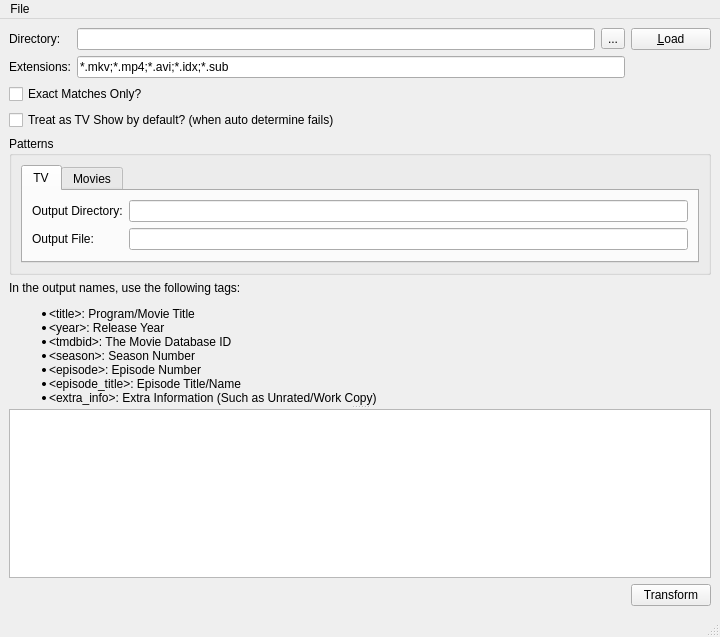
towel42-com/MediaManager, file MainWindow/MainWindow.ui: the form before one commit.
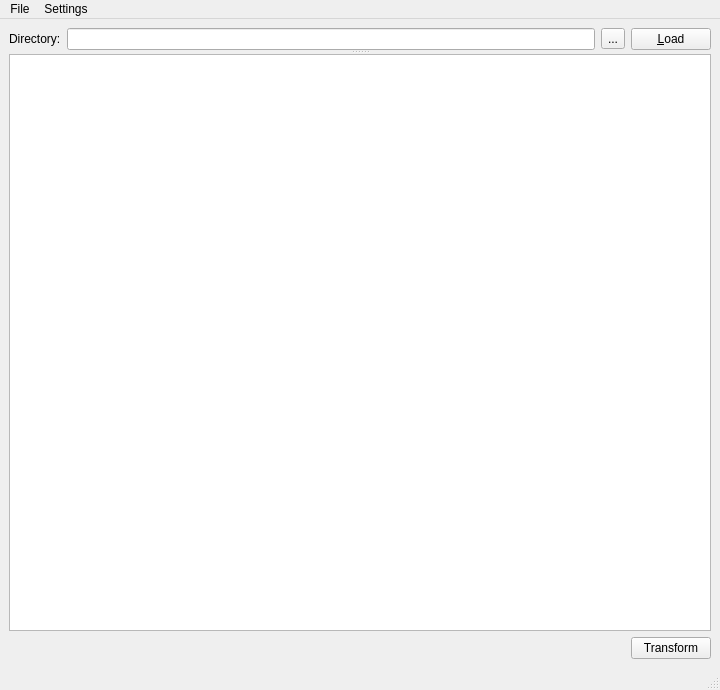
The form after the commit. Icons and pictures are not drawn. Custom widgets are drawn as their Qt base class.

Commit message: Split of preferences

What changed in the file:
```diff
--- a/MainWindow/MainWindow.ui
+++ b/MainWindow/MainWindow.ui
@@ -7,7 +7,7 @@
     <x>0</x>
     <y>0</y>
     <width>720</width>
-    <height>637</height>
+    <height>690</height>
    </rect>
   </property>
   <property name="windowTitle">
@@ -18,171 +18,32 @@
     <normaloff>:/resources/open.png</normaloff>:/resources/open.png</iconset>
   </property>
   <widget class="QWidget" name="centralwidget">
-   <layout class="QVBoxLayout" name="verticalLayout_2">
-    <item>
+   <layout class="QGridLayout" name="gridLayout">
+    <item row="0" column="0" colspan="2">
      <widget class="QSplitter" name="splitter">
       <property name="orientation">
        <enum>Qt::Vertical</enum>
       </property>
-      <widget class="QWidget" name="layoutWidget">
-       <layout class="QGridLayout" name="gridLayout">
-        <item row="2" column="0" colspan="3">
-         <widget class="QCheckBox" name="exactMatchesOnly">
-          <property name="text">
-           <string>Exact Matches Only?</string>
-          </property>
-         </widget>
-        </item>
-        <item row="4" column="0" colspan="4">
-         <widget class="QGroupBox" name="groupBox">
-          <property name="title">
-           <string>Patterns</string>
-          </property>
-          <layout class="QVBoxLayout" name="verticalLayout">
-           <item>
-            <widget class="QTabWidget" name="tabWidget">
-             <property name="currentIndex">
-              <number>0</number>
-             </property>
-             <widget class="QWidget" name="tvPatternsPage">
-              <attribute name="title">
-               <string>TV</string>
-              </attribute>
-              <layout class="QGridLayout" name="gridLayout_2">
-               <item row="1" column="0">
-                <widget class="QLabel" name="label_6">
-                 <property name="text">
-                  <string>Output File:</string>
-                 </property>
-                </widget>
-               </item>
-               <item row="1" column="2">
-                <widget class="CDelayLineEdit" name="tvOutFilePattern"/>
-               </item>
-               <item row="0" column="0" colspan="2">
-                <widget class="QLabel" name="label_10">
-                 <property name="text">
-                  <string>Output Directory:</string>
-                 </property>
-                </widget>
-               </item>
-               <item row="0" column="2">
-                <widget class="CDelayLineEdit" name="tvOutDirPattern">
-                 <property name="sizePolicy">
-                  <sizepolicy hsizetype="Expanding" vsizetype="Fixed">
-                   <horstretch>0</horstretch>
-                   <verstretch>0</verstretch>
-                  </sizepolicy>
-                 </property>
-                 <property name="text">
-                  <string/>
-                 </property>
-                </widget>
-               </item>
-               <item row="2" column="0">
-                <spacer name="verticalSpacer">
-                 <property name="orientation">
-                  <enum>Qt::Vertical</enum>
-                 </property>
-                 <property name="sizeType">
-                  <enum>QSizePolicy::Fixed</enum>
-                 </property>
-                 <property name="sizeHint" stdset="0">
-                  <size>
-                   <width>20</width>
-                   <height>0</height>
-                  </size>
-                 </property>
-                </spacer>
-               </item>
-              </layout>
-             </widget>
-             <widget class="QWidget" name="moviePatternsPage">
-              <attribute name="title">
-               <string>Movies</string>
-              </attribute>
-              <layout class="QGridLayout" name="gridLayout_3">
-               <item row="1" column="1">
-                <widget class="CDelayLineEdit" name="movieOutFilePattern"/>
-               </item>
-               <item row="1" column="0">
-                <widget class="QLabel" name="label_7">
-                 <property name="text">
-                  <string>Output File:</string>
-                 </property>
-                </widget>
-               </item>
-               <item row="0" column="1">
-                <widget class="CDelayLineEdit" name="movieOutDirPattern">
-                 <property name="sizePolicy">
-                  <sizepolicy hsizetype="Expanding" vsizetype="Fixed">
-                   <horstretch>0</horstretch>
-                   <verstretch>0</verstretch>
-                  </sizepolicy>
-                 </property>
-                 <property name="text">
-                  <string/>
-                 </property>
-                </widget>
-               </item>
-               <item row="0" column="0">
-                <widget class="QLabel" name="label_9">
-                 <property name="text">
-                  <string>Output Directory:</string>
-                 </property>
-                </widget>
-               </item>
-               <item row="2" column="0">
-                <spacer name="verticalSpacer_2">
-                 <property name="orientation">
-                  <enum>Qt::Vertical</enum>
-                 </property>
-                 <property name="sizeType">
-                  <enum>QSizePolicy::Fixed</enum>
-                 </property>
-                 <property name="sizeHint" stdset="0">
-                  <size>
-                   <width>20</width>
-                   <height>0</height>
-                  </size>
-                 </property>
-                </spacer>
-               </item>
-              </layout>
-             </widget>
-            </widget>
-           </item>
-          </layout>
-         </widget>
-        </item>
-        <item row="1" column="0">
-         <widget class="QLabel" name="label_5">
-          <property name="text">
-           <string>Extensions:</string>
-          </property>
-         </widget>
-        </item>
-        <item row="1" column="1" colspan="2">
-         <widget class="CDelayLineEdit" name="extensions">
-          <property name="sizePolicy">
-           <sizepolicy hsizetype="Expanding" vsizetype="Fixed">
-            <horstretch>0</horstretch>
-            <verstretch>0</verstretch>
-           </sizepolicy>
-          </property>
-          <property name="text">
-           <string>*.mkv;*.mp4;*.avi;*.idx;*.sub</string>
-          </property>
-         </widget>
-        </item>
-        <item row="0" column="0">
+      <widget class="QWidget" name="">
+       <layout class="QHBoxLayout" name="horizontalLayout_2">
+        <item>
          <widget class="QLabel" name="label">
           <property name="text">
            <string>Directory:</string>
           </property>
          </widget>
         </item>
-        <item row="0" column="2">
+        <item>
+         <widget class="CDelayLineEdit" name="directory">
+          <property name="sizePolicy">
+           <sizepolicy hsizetype="Expanding" vsizetype="Fixed">
+            <horstretch>0</horstretch>
+            <verstretch>0</verstretch>
+           </sizepolicy>
+          </property>
+         </widget>
+        </item>
+        <item>
          <widget class="QToolButton" name="btnSelectDir">
           <property name="text">
            <string>...</string>
@@ -193,34 +54,7 @@
           </property>
          </widget>
         </item>
-        <item row="6" column="0" colspan="4">
-         <widget class="QLabel" name="label_3">
-          <property name="text">
-           <string>&lt;html&gt;&lt;head/&gt;&lt;body&gt;&lt;p&gt;In the output names, use the following tags:&lt;/p&gt;&lt;ul style=&quot;margin-top: 0px; margin-bottom: 0px; margin-left: 0px; margin-right: 0px; -qt-list-indent: 1;&quot;&gt;&lt;li style=&quot; margin-top:12px; margin-bottom:0px; margin-left:0px; margin-right:0px; -qt-block-indent:0; text-indent:0px;&quot;&gt;&amp;lt;title&amp;gt;: Program/Movie Title&lt;/li&gt;&lt;li style=&quot; margin-top:0px; margin-bottom:0px; margin-left:0px; margin-right:0px; -qt-block-indent:0; text-indent:0px;&quot;&gt;&amp;lt;year&amp;gt;: Release Year&lt;/li&gt;&lt;li style=&quot; margin-top:0px; margin-bottom:0px; margin-left:0px; margin-right:0px; -qt-block-indent:0; text-indent:0px;&quot;&gt;&amp;lt;tmdbid&amp;gt;: The Movie Database ID&lt;/li&gt;&lt;li style=&quot; margin-top:0px; margin-bottom:0px; margin-left:0px; margin-right:0px; -qt-block-indent:0; text-indent:0px;&quot;&gt;&amp;lt;season&amp;gt;: Season Number&lt;/li&gt;&lt;li style=&quot; margin-top:0px; margin-bottom:0px; margin-left:0px; margin-right:0px; -qt-block-indent:0; text-indent:0px;&quot;&gt;&amp;lt;episode&amp;gt;: Episode Number&lt;/li&gt;&lt;li style=&quot; margin-top:0px; margin-bottom:0px; margin-left:0px; margin-right:0px; -qt-block-indent:0; text-indent:0px;&quot;&gt;&amp;lt;episode_title&amp;gt;: Episode Title/Name&lt;/li&gt;&lt;li style=&quot; margin-top:0px; margin-bottom:12px; margin-left:0px; margin-right:0px; -qt-block-indent:0; text-indent:0px;&quot;&gt;&amp;lt;extra_info&amp;gt;: Extra Information (Such as Unrated/Work Copy)&lt;/li&gt;&lt;/ul&gt;&lt;/body&gt;&lt;/html&gt;</string>
-          </property>
-          <property name="wordWrap">
-           <bool>true</bool>
-          </property>
-         </widget>
-        </item>
-        <item row="3" column="0" colspan="3">
-         <widget class="QCheckBox" name="treatAsTVShowByDefault">
-          <property name="text">
-           <string>Treat as TV Show by default? (when auto determine fails)</string>
-          </property>
-         </widget>
-        </item>
-        <item row="0" column="1">
-         <widget class="CDelayLineEdit" name="directory">
-          <property name="sizePolicy">
-           <sizepolicy hsizetype="Expanding" vsizetype="Fixed">
-            <horstretch>0</horstretch>
-            <verstretch>0</verstretch>
-           </sizepolicy>
-          </property>
-         </widget>
-        </item>
-        <item row="0" column="3">
+        <item>
          <widget class="QPushButton" name="btnLoad">
           <property name="text">
            <string>&amp;Load</string>
@@ -248,29 +82,25 @@
       </widget>
      </widget>
     </item>
-    <item>
-     <layout class="QHBoxLayout" name="horizontalLayout">
-      <item>
-       <spacer name="horizontalSpacer">
-        <property name="orientation">
-         <enum>Qt::Horizontal</enum>
-        </property>
-        <property name="sizeHint" stdset="0">
-         <size>
-          <width>40</width>
-          <height>20</height>
-         </size>
-        </property>
-       </spacer>
-      </item>
-      <item>
-       <widget class="QPushButton" name="btnTransform">
-        <property name="text">
-         <string>Transform</string>
-        </property>
-       </widget>
-      </item>
-     </layout>
+    <item row="1" column="0">
+     <spacer name="horizontalSpacer">
+      <property name="orientation">
+       <enum>Qt::Horizontal</enum>
+      </property>
+      <property name="sizeHint" stdset="0">
+       <size>
+        <width>612</width>
+        <height>20</height>
+       </size>
+      </property>
+     </spacer>
+    </item>
+    <item row="1" column="1">
+     <widget class="QPushButton" name="btnTransform">
+      <property name="text">
+       <string>Transform</string>
+      </property>
+     </widget>
     </item>
    </layout>
   </widget>
@@ -291,7 +121,17 @@
     <addaction name="separator"/>
     <addaction name="actionExit"/>
    </widget>
+   <widget class="QMenu" name="menuSettings">
+    <property name="title">
+     <string>Settings</string>
+    </property>
+    <addaction name="actionExactMatchesOnly"/>
+    <addaction name="actionTreatAsTVShowByDefault"/>
+    <addaction name="separator"/>
+    <addaction name="actionPreferences"/>
+   </widget>
    <addaction name="menuFile"/>
+   <addaction name="menuSettings"/>
   </widget>
   <widget class="QStatusBar" name="statusbar"/>
   <action name="actionSetDirectory">
```
Left out of the diff: 29 changed lines with no effect on the pictures. The commit also changes 2 other files.
